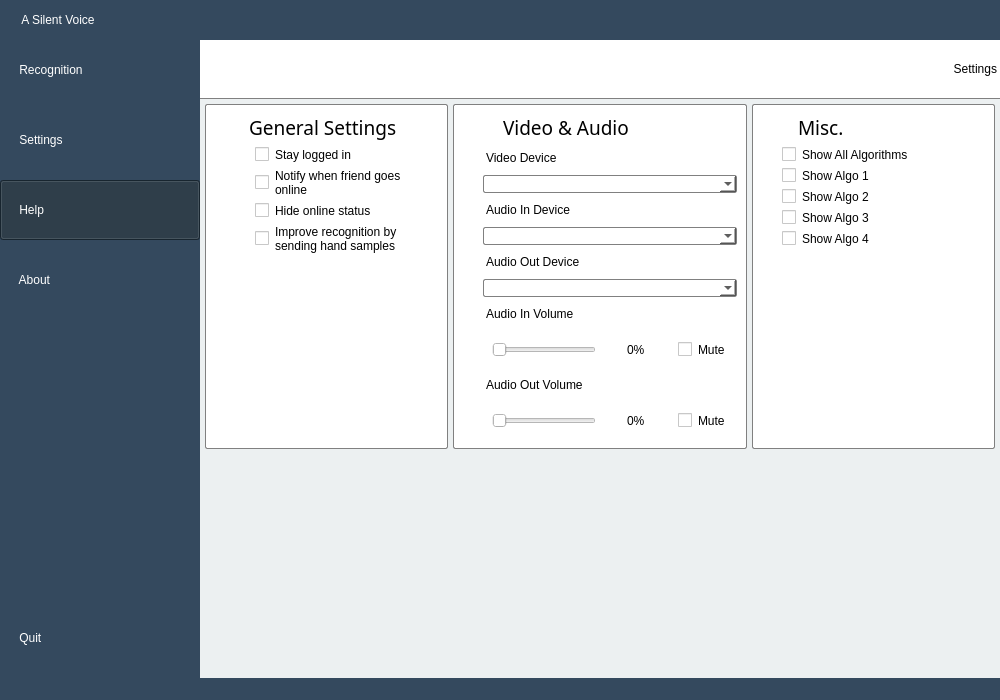
The window that Modules/UserInterface/main_window.ui (jjjimenez100/A-Silent-Voice) describes before a commit, drawn with Qt 5.
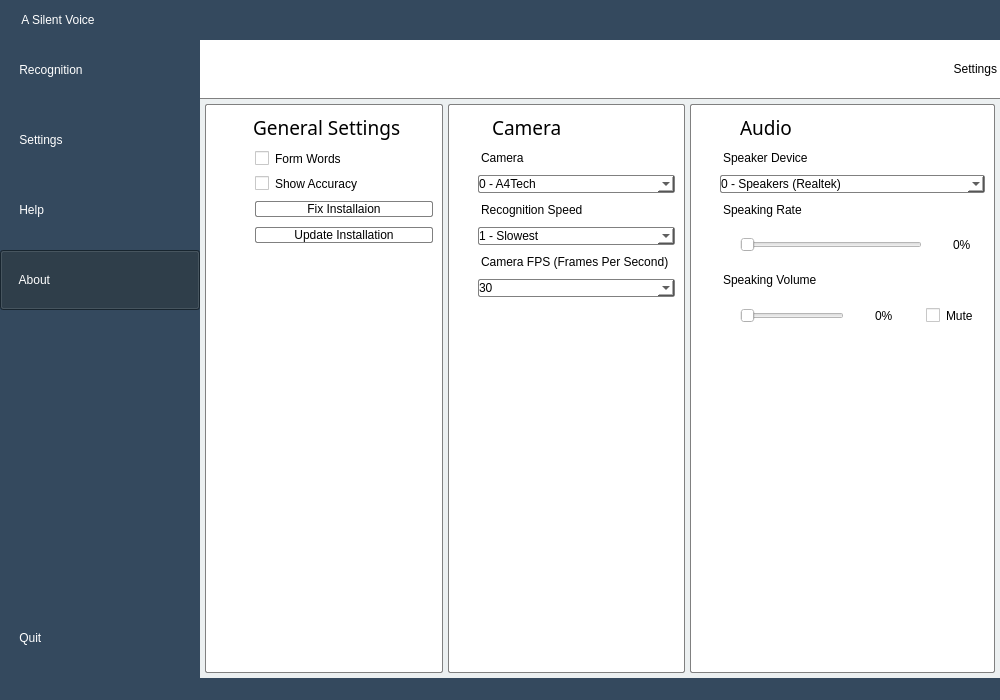
The same window after the commit. The open tabs and pages were chosen to show the change. Icons and pictures are not drawn.

Commit message: Changed logo and settings

Patch:
```diff
--- a/Modules/UserInterface/main_window.ui
+++ b/Modules/UserInterface/main_window.ui
@@ -380,7 +380,7 @@
              <bool>true</bool>
             </property>
             <property name="checked">
-             <bool>true</bool>
+             <bool>false</bool>
             </property>
             <property name="autoExclusive">
              <bool>true</bool>
@@ -431,6 +431,9 @@
             <property name="checkable">
              <bool>true</bool>
             </property>
+            <property name="checked">
+             <bool>true</bool>
+            </property>
             <property name="autoExclusive">
              <bool>true</bool>
             </property>
@@ -856,6 +859,9 @@
 background: white;</string>
                     </property>
                     <layout class="QVBoxLayout" name="settingsCol1">
+                     <property name="spacing">
+                      <number>10</number>
+                     </property>
                      <item>
                       <layout class="QHBoxLayout" name="horizontalLayout_5">
                        <item>
@@ -913,7 +919,7 @@
 margin-left: 40;</string>
                        </property>
                        <property name="text">
-                        <string>Stay logged in</string>
+                        <string>Form Words</string>
                        </property>
                       </widget>
                      </item>
@@ -925,33 +931,29 @@
 margin-left: 40;</string>
                        </property>
                        <property name="text">
-                        <string>Notify when friend goes
-online</string>
+                        <string>Show Accuracy</string>
                        </property>
                       </widget>
                      </item>
                      <item>
-                      <widget class="QCheckBox" name="hideonlineCheckBox">
+                      <widget class="QPushButton" name="fixInstallationButton">
                        <property name="styleSheet">
-                        <string notr="true">border:0px;
-font: 10pt &quot;Trebuchet MS&quot;;
+                        <string notr="true">font: 10pt &quot;Trebuchet MS&quot;;
 margin-left: 40;</string>
                        </property>
                        <property name="text">
-                        <string>Hide online status</string>
+                        <string>Fix Installaion</string>
                        </property>
                       </widget>
                      </item>
                      <item>
-                      <widget class="QCheckBox" name="consentCheckBox">
+                      <widget class="QPushButton" name="updateInstallationButton">
                        <property name="styleSheet">
-                        <string notr="true">border:0px;
-font: 10pt &quot;Trebuchet MS&quot;;
+                        <string notr="true">font: 10pt &quot;Trebuchet MS&quot;;
 margin-left: 40;</string>
                        </property>
                        <property name="text">
-                        <string>Improve recognition by
-sending hand samples</string>
+                        <string>Update Installation</string>
                        </property>
                       </widget>
                      </item>
@@ -1007,7 +1009,7 @@
                          </property>
                          <property name="maximumSize">
                           <size>
-                           <width>30</width>
+                           <width>24</width>
                            <height>16777215</height>
                           </size>
                          </property>
@@ -1015,7 +1017,7 @@
                           <string notr="true">border: 0px</string>
                          </property>
                          <property name="text">
-                          <string>&lt;html&gt;&lt;head/&gt;&lt;body&gt;&lt;p&gt;&lt;img src=&quot;:/SettingsIcons/Icons/camera.png&quot;/&gt;&lt;/p&gt;&lt;/body&gt;&lt;/html&gt;</string>
+                          <string>&lt;html&gt;&lt;head/&gt;&lt;body&gt;&lt;p&gt;&lt;img src=&quot;:/SettingsIcons/Icons/webcam.png&quot;/&gt;&lt;/p&gt;&lt;/body&gt;&lt;/html&gt;</string>
                          </property>
                         </widget>
                        </item>
@@ -1041,7 +1043,7 @@
 border: 0px;</string>
                          </property>
                          <property name="text">
-                          <string>Video &amp; Audio</string>
+                          <string>Camera</string>
                          </property>
                          <property name="alignment">
                           <set>Qt::AlignLeading|Qt::AlignLeft|Qt::AlignVCenter</set>
@@ -1064,7 +1066,7 @@
 border: 0px;</string>
                        </property>
                        <property name="text">
-                        <string>Video Device</string>
+                        <string>Camera</string>
                        </property>
                       </widget>
                      </item>
@@ -1075,8 +1077,18 @@
 margin-left: 20;</string>
                        </property>
                        <property name="currentText">
-                        <string/>
+                        <string>0 - A4Tech</string>
                        </property>
+                       <item>
+                        <property name="text">
+                         <string>0 - A4Tech</string>
+                        </property>
+                       </item>
+                       <item>
+                        <property name="text">
+                         <string>1 - Dell Integrated Camera</string>
+                        </property>
+                       </item>
                       </widget>
                      </item>
                      <item>
@@ -1087,7 +1099,7 @@
 border: 0px;</string>
                        </property>
                        <property name="text">
-                        <string>Audio In Device</string>
+                        <string>Recognition Speed</string>
                        </property>
                       </widget>
                      </item>
@@ -1097,6 +1109,31 @@
                         <string notr="true">font: 10pt &quot;Trebuchet MS&quot;;
 margin-left: 20;</string>
                        </property>
+                       <item>
+                        <property name="text">
+                         <string>1 - Slowest</string>
+                        </property>
+                       </item>
+                       <item>
+                        <property name="text">
+                         <string>2</string>
+                        </property>
+                       </item>
+                       <item>
+                        <property name="text">
+                         <string>3</string>
+                        </property>
+                       </item>
+                       <item>
+                        <property name="text">
+                         <string>4</string>
+                        </property>
+                       </item>
+                       <item>
+                        <property name="text">
+                         <string>5 - Fastest</string>
+                        </property>
+                       </item>
                       </widget>
                      </item>
                      <item>
@@ -1107,7 +1144,7 @@
 border: 0px;</string>
                        </property>
                        <property name="text">
-                        <string>Audio Out Device</string>
+                        <string>Camera FPS (Frames Per Second)</string>
                        </property>
                       </widget>
                      </item>
@@ -1117,6 +1154,166 @@
                         <string notr="true">font: 10pt &quot;Trebuchet MS&quot;;
 margin-left: 20;</string>
                        </property>
+                       <item>
+                        <property name="text">
+                         <string>30</string>
+                        </property>
+                       </item>
+                       <item>
+                        <property name="text">
+                         <string>25</string>
+                        </property>
+                       </item>
+                       <item>
+                        <property name="text">
+                         <string>20</string>
+                        </property>
+                       </item>
+                       <item>
+                        <property name="text">
+                         <string>15</string>
+                        </property>
+                       </item>
+                       <item>
+                        <property name="text">
+                         <string>10</string>
+                        </property>
+                       </item>
+                       <item>
+                        <property name="text">
+                         <string>5</string>
+                        </property>
+                       </item>
+                       <item>
+                        <property name="text">
+                         <string>1</string>
+                        </property>
+                       </item>
+                      </widget>
+                     </item>
+                     <item>
+                      <spacer name="verticalSpacer">
+                       <property name="orientation">
+                        <enum>Qt::Vertical</enum>
+                       </property>
+                       <property name="sizeHint" stdset="0">
+                        <size>
+                         <width>20</width>
+                         <height>40</height>
+                        </size>
+                       </property>
+                      </spacer>
+                     </item>
+                     <item>
+                      <spacer name="horizontalSpacer_8">
+                       <property name="orientation">
+                        <enum>Qt::Horizontal</enum>
+                       </property>
+                       <property name="sizeHint" stdset="0">
+                        <size>
+                         <width>40</width>
+                         <height>20</height>
+                        </size>
+                       </property>
+                      </spacer>
+                     </item>
+                    </layout>
+                   </widget>
+                  </item>
+                  <item>
+                   <widget class="QFrame" name="settingsmiscVerticalFrame_2">
+                    <property name="styleSheet">
+                     <string notr="true">border: 1.3px solid gray;
+border-radius: 2px;
+background: white;</string>
+                    </property>
+                    <layout class="QVBoxLayout" name="settingsmiscVerticalFrame">
+                     <property name="spacing">
+                      <number>10</number>
+                     </property>
+                     <item>
+                      <layout class="QHBoxLayout" name="horizontalLayout_8">
+                       <item>
+                        <widget class="QLabel" name="label_17">
+                         <property name="maximumSize">
+                          <size>
+                           <width>30</width>
+                           <height>16777215</height>
+                          </size>
+                         </property>
+                         <property name="styleSheet">
+                          <string notr="true">border: 0px</string>
+                         </property>
+                         <property name="text">
+                          <string>&lt;html&gt;&lt;head/&gt;&lt;body&gt;&lt;p&gt;&lt;img src=&quot;:/SettingsIcons/Icons/speaker.png&quot;/&gt;&lt;/p&gt;&lt;/body&gt;&lt;/html&gt;</string>
+                         </property>
+                        </widget>
+                       </item>
+                       <item>
+                        <widget class="QLabel" name="label_6">
+                         <property name="maximumSize">
+                          <size>
+                           <width>16777215</width>
+                           <height>30</height>
+                          </size>
+                         </property>
+                         <property name="font">
+                          <font>
+                           <family>Trebuchet MS</family>
+                           <pointsize>14</pointsize>
+                           <weight>50</weight>
+                           <italic>false</italic>
+                           <bold>false</bold>
+                          </font>
+                         </property>
+                         <property name="styleSheet">
+                          <string notr="true">font: 14pt &quot;Trebuchet MS&quot;;
+border: 0px;</string>
+                         </property>
+                         <property name="text">
+                          <string>Audio</string>
+                         </property>
+                         <property name="alignment">
+                          <set>Qt::AlignLeading|Qt::AlignLeft|Qt::AlignVCenter</set>
+                         </property>
+                        </widget>
+                       </item>
+                      </layout>
+                     </item>
+                     <item>
+                      <widget class="QLabel" name="label_25">
+                       <property name="maximumSize">
+                        <size>
+                         <width>16777215</width>
+                         <height>15</height>
+                        </size>
+                       </property>
+                       <property name="styleSheet">
+                        <string notr="true">font: 10pt &quot;Trebuchet MS&quot;;
+margin-left: 20;
+border: 0px;</string>
+                       </property>
+                       <property name="text">
+                        <string>Speaker Device</string>
+                       </property>
+                      </widget>
+                     </item>
+                     <item>
+                      <widget class="QComboBox" name="speakerDeviceCombobox">
+                       <property name="styleSheet">
+                        <string notr="true">font: 10pt &quot;Trebuchet MS&quot;;
+margin-left: 20;</string>
+                       </property>
+                       <item>
+                        <property name="text">
+                         <string>0 - Speakers (Realtek)</string>
+                        </property>
+                       </item>
+                       <item>
+                        <property name="text">
+                         <string>1 - NVIDIA High Definition Audio</string>
+                        </property>
+                       </item>
                       </widget>
                      </item>
                      <item>
@@ -1127,7 +1324,7 @@
 border: 0px;</string>
                        </property>
                        <property name="text">
-                        <string>Audio In Volume</string>
+                        <string>Speaking Rate</string>
                        </property>
                       </widget>
                      </item>
@@ -1138,6 +1335,9 @@
 border: 0px;</string>
                        </property>
                        <layout class="QHBoxLayout" name="AudioInLayout">
+                        <property name="leftMargin">
+                         <number>20</number>
+                        </property>
                         <item>
                          <widget class="QSlider" name="audioinvolumeSlider">
                           <property name="styleSheet">
@@ -1161,17 +1361,6 @@
                           </property>
                          </widget>
                         </item>
-                        <item>
-                         <widget class="QCheckBox" name="audioInmuteCheckBox">
-                          <property name="styleSheet">
-                           <string notr="true">font: 10pt &quot;Trebuchet MS&quot;;
-padding:2</string>
-                          </property>
-                          <property name="text">
-                           <string>Mute</string>
-                          </property>
-                         </widget>
-                        </item>
                        </layout>
                       </widget>
                      </item>
@@ -1183,7 +1372,7 @@
 border: 0px;</string>
                        </property>
                        <property name="text">
-                        <string>Audio Out Volume</string>
+                        <string>Speaking Volume</string>
                        </property>
                       </widget>
                      </item>
@@ -1194,6 +1383,9 @@
 border: 0px;</string>
                        </property>
                        <layout class="QHBoxLayout" name="AudioOutLayout">
+                        <property name="leftMargin">
+                         <number>20</number>
+                        </property>
                         <item>
                          <widget class="QSlider" name="auiooutvolumeComboBox">
                           <property name="styleSheet">
@@ -1229,126 +1421,6 @@
                          </widget>
                         </item>
                        </layout>
-                      </widget>
-                     </item>
-                    </layout>
-                   </widget>
-                  </item>
-                  <item>
-                   <widget class="QFrame" name="settingsmiscVerticalFrame_2">
-                    <property name="styleSheet">
-                     <string notr="true">border: 1.3px solid gray;
-border-radius: 2px;
-background: white;</string>
-                    </property>
-                    <layout class="QVBoxLayout" name="settingsmiscVerticalFrame">
-                     <item>
-                      <layout class="QHBoxLayout" name="horizontalLayout_8">
-                       <item>
-                        <widget class="QLabel" name="label_17">
-                         <property name="maximumSize">
-                          <size>
-                           <width>30</width>
-                           <height>16777215</height>
-                          </size>
-                         </property>
-                         <property name="styleSheet">
-                          <string notr="true">border: 0px</string>
-                         </property>
-                         <property name="text">
-                          <string>&lt;html&gt;&lt;head/&gt;&lt;body&gt;&lt;p&gt;&lt;img src=&quot;:/SettingsIcons/Icons/misc.png&quot;/&gt;&lt;/p&gt;&lt;/body&gt;&lt;/html&gt;</string>
-                         </property>
-                        </widget>
-                       </item>
-                       <item>
-                        <widget class="QLabel" name="label_6">
-                         <property name="maximumSize">
-                          <size>
-                           <width>16777215</width>
-                           <height>30</height>
-                          </size>
-                         </property>
-                         <property name="font">
-                          <font>
-                           <family>Trebuchet MS</family>
-                           <pointsize>14</pointsize>
-                           <weight>50</weight>
-                           <italic>false</italic>
-                           <bold>false</bold>
-                          </font>
-                         </property>
-                         <property name="styleSheet">
-                          <string notr="true">font: 14pt &quot;Trebuchet MS&quot;;
-border: 0px;</string>
-                         </property>
-                         <property name="text">
-                          <string>Misc.</string>
-                         </property>
-                         <property name="alignment">
-                          <set>Qt::AlignLeading|Qt::AlignLeft|Qt::AlignVCenter</set>
-                         </property>
-                        </widget>
-                       </item>
-                      </layout>
-                     </item>
-                     <item>
-                      <widget class="QCheckBox" name="allalgorithmsCheckBox">
-                       <property name="styleSheet">
-                        <string notr="true">font: 10pt &quot;Trebuchet MS&quot;;
-margin-left: 20;
-border: 0px;</string>
-                       </property>
-                       <property name="text">
-                        <string>Show All Algorithms</string>
-                       </property>
-                      </widget>
-                     </item>
-                     <item>
-                      <widget class="QCheckBox" name="algo1CheckBox">
-                       <property name="styleSheet">
-                        <string notr="true">font: 10pt &quot;Trebuchet MS&quot;;
-margin-left: 20;
-border: 0px;</string>
-                       </property>
-                       <property name="text">
-                        <string>Show Algo 1</string>
-                       </property>
-                      </widget>
-                     </item>
-                     <item>
-                      <widget class="QCheckBox" name="algo2CheckBox">
-                       <property name="styleSheet">
-                        <string notr="true">font: 10pt &quot;Trebuchet MS&quot;;
-margin-left: 20;
-border: 0px;</string>
-                       </property>
-                       <property name="text">
-                        <string>Show Algo 2</string>
-                       </property>
-                      </widget>
-                     </item>
-                     <item>
-                      <widget class="QCheckBox" name="algo3CheckBox">
-                       <property name="styleSheet">
-                        <string notr="true">font: 10pt &quot;Trebuchet MS&quot;;
-margin-left: 20;
-border: 0px;</string>
-                       </property>
-                       <property name="text">
-                        <string>Show Algo 3</string>
-                       </property>
-                      </widget>
-                     </item>
-                     <item>
-                      <widget class="QCheckBox" name="algo4CheckBox">
-                       <property name="styleSheet">
-                        <string notr="true">font: 10pt &quot;Trebuchet MS&quot;;
-margin-left: 20;
-border: 0px;</string>
-                       </property>
-                       <property name="text">
-                        <string>Show Algo 4</string>
-                       </property>
                       </widget>
                      </item>
                      <item>
@@ -1382,19 +1454,6 @@
                   </item>
                  </layout>
                 </item>
-                <item>
-                 <spacer name="verticalSpacer_3">
-                  <property name="orientation">
-                   <enum>Qt::Vertical</enum>
-                  </property>
-                  <property name="sizeHint" stdset="0">
-                   <size>
-                    <width>20</width>
-                    <height>40</height>
-                   </size>
-                  </property>
-                 </spacer>
-                </item>
                </layout>
               </item>
              </layout>
```
Left out of the diff: 20 changed lines with no effect on the pictures. The commit also changes 27 other files.
